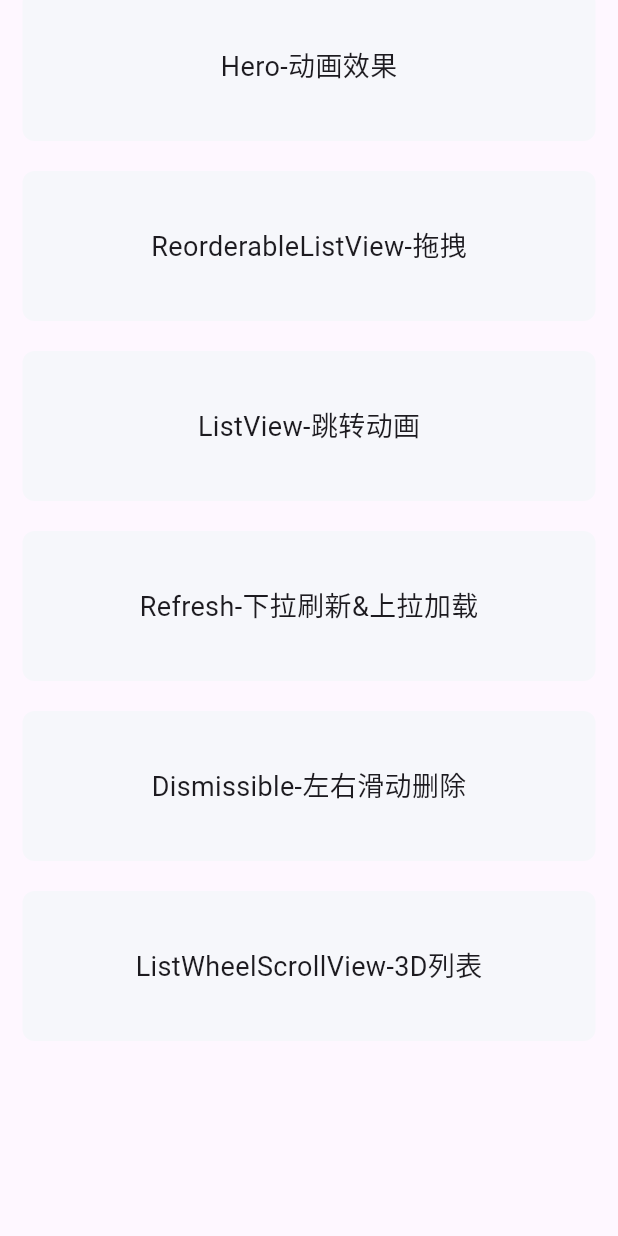
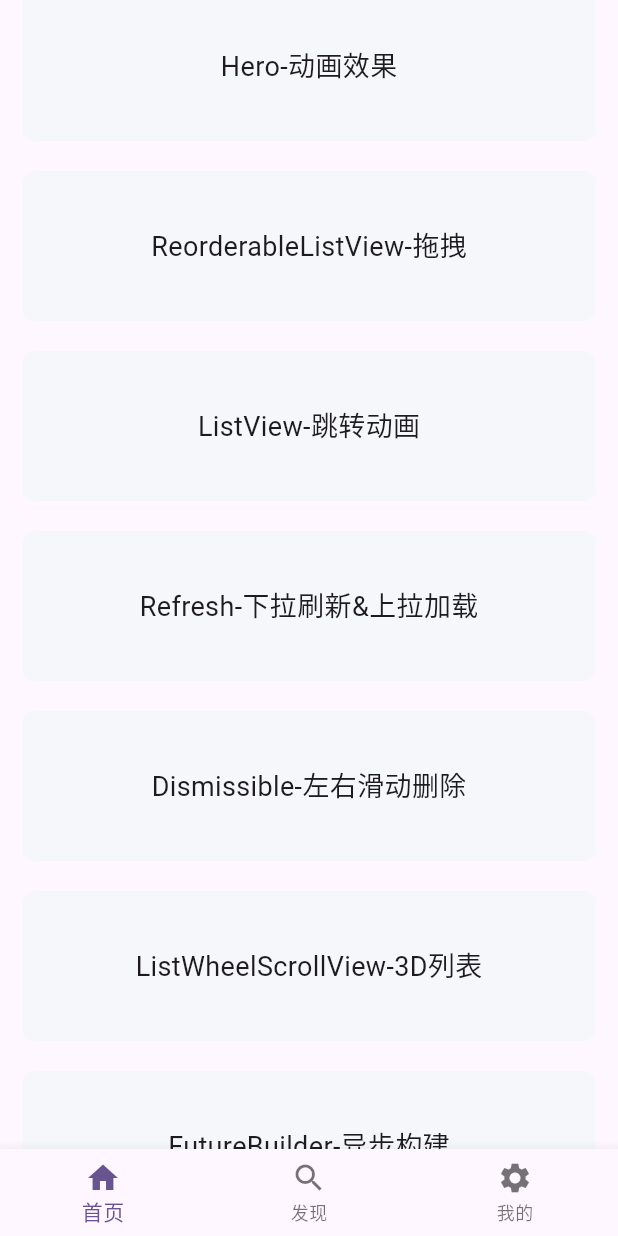
Before and after one commit to 7-bit11/flutter_demo, a Flutter app: the screen it shows after launch, scrolled down 1395 dp, on a phone screen of 412 x 824 dp. Run offline on Flutter 3.47's test engine with Material 2 defaults, Android fonts, the phone set to English and light mode, and no system bars; our stand-ins replace flutter_easyloading, get, image_gallery_saver.

Commit message:
1.FutureBuilder 2.Sliver

```diff
--- a/lib/frame.dart
+++ b/lib/frame.dart
@@ -8,6 +8,7 @@ import 'package:study_demo/pages/Autocomplete_page.dart';
 import 'package:study_demo/pages/BindingObserver_page.dart';
 import 'package:study_demo/pages/Curves_page.dart';
 import 'package:study_demo/pages/Dismissible_page.dart';
+import 'package:study_demo/pages/FutureBuilder_page.dart';
 import 'package:study_demo/pages/Hero/List_page.dart';
 import 'package:study_demo/pages/ListView_page.dart';
 import 'package:study_demo/pages/ListWheelScrollView_page.dart';
@@ -15,6 +16,7 @@ import 'package:study_demo/pages/Magnifier_page.dart';
 import 'package:study_demo/pages/RangeSlider_page.dart';
 import 'package:study_demo/pages/ReorderableListView_page.dart';
 import 'package:study_demo/pages/Scrollable_Refresh_page.dart';
+import 'package:study_demo/pages/SliverAppBar_page.dart';
 import 'package:study_demo/pages/TweenAnimationBuidlder_page.dart';
 import 'package:study_demo/pages/TweenAnimationBuidlder_page1.dart';
 
@@ -54,13 +56,11 @@ class FramePage extends StatelessWidget {
           getItem("TweenAnimationBuidlder-计数器",
               const TweenAnimationBuidlderPage1()),
           const SizedBox(height: 20),
-            getItem(
-                "AnimationController-动画控制器", const AnimationControllerPage()),
+          getItem("AnimationController-动画控制器", const AnimationControllerPage()),
           const SizedBox(height: 20),
           getItem("AnimationBuilder-自定义动画", const AnimationBuilderPage()),
           const SizedBox(height: 20),
-            getItem(
-                "AnimatedContainer-多个动画控制器", const AnimatedContainerPage1()),
+          getItem("AnimatedContainer-多个动画控制器", const AnimatedContainerPage1()),
           const SizedBox(height: 20),
           getItem("Hero-动画效果", const ListHeroPage()),
           const SizedBox(height: 20),
@@ -72,12 +72,21 @@ class FramePage extends StatelessWidget {
           const SizedBox(height: 20),
           getItem("Dismissible-左右滑动删除", const DismissiblePage()),
           const SizedBox(height: 20),
-            getItem(
-                "ListWheelScrollView-3D列表", const ListWheelScrollViewPage()),
+          getItem("ListWheelScrollView-3D列表", const ListWheelScrollViewPage()),
+          const SizedBox(height: 20),
+          getItem("FutureBuilder-异步构建", const FutureBuilderPage()),
+          const SizedBox(height: 20),
+          getItem("SliverAppBar", const SliverAppBarPage()),
           const SizedBox(height: 20),
           const SizedBox(height: 100),
         ],
-        ));
+      ),
+      bottomNavigationBar: BottomNavigationBar(items: const [
+        BottomNavigationBarItem(icon: Icon(Icons.home), label: "首页"),
+        BottomNavigationBarItem(icon: Icon(Icons.search), label: "发现"),
+        BottomNavigationBarItem(icon: Icon(Icons.settings), label: "我的")
+      ]),
+    );
   }
 
   Widget getItem(String text, Widget goto) {
```
Also changed, not shown: lib/pages/FutureBuilder_page.dart (added, +54 -0 lines), lib/pages/SliverAppBar_page.dart (added, +52 -0 lines). Lines whose indentation alone changed are shown as unchanged.
